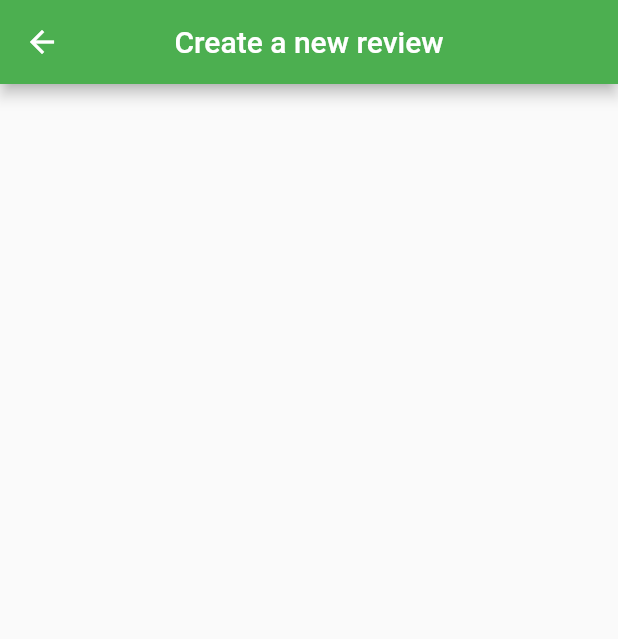
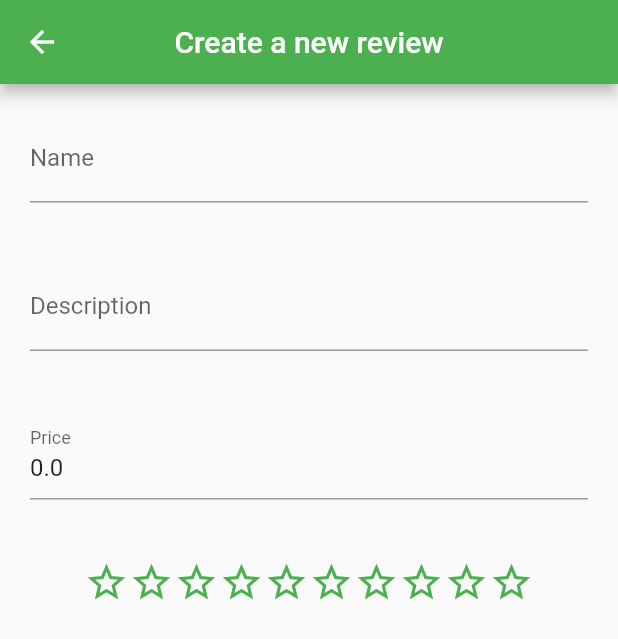
Before and after one commit to pigilwin/vegan-reviews, a Flutter app: the NewReview screen opened directly, on a phone screen of 412 x 824 dp. Shown: the top 639 px of the screen. Run offline on Flutter 3.47's test engine with Material 2 defaults, Android fonts, the phone set to English and light mode, and no system bars; our stand-ins replace bloc, equatable, firebase_auth, flutter_bloc; accounts and stored records are empty.

Commit message:
Can now set star rating

```diff
--- a/lib/reviews/components/components.dart
+++ b/lib/reviews/components/components.dart
@@ -1,2 +1,3 @@
 export './header.dart';
 export './review_editor.dart';
+export './star_rating.dart';
--- a/lib/reviews/components/review_editor.dart
+++ b/lib/reviews/components/review_editor.dart
@@ -15,8 +15,106 @@ class ReviewEditor extends StatefulWidget{
 
 class _ReviewEditorState extends State<ReviewEditor> {
 
+  TextEditingController nameController;
+  TextEditingController descriptionController;
+  TextEditingController priceController;
+  int rating;
+
+  @override
+  void initState() {
+    super.initState();
+    nameController = TextEditingController(text: widget.review.name);
+    descriptionController = TextEditingController(text: widget.review.description);
+    priceController = TextEditingController(text: widget.review.price.toString());
+    rating = widget.review.stars ?? 0;
+  }
+
   @override
   Widget build(BuildContext context) {
-    return Column();
+    return Form(
+      child: Column(
+        children: [
+           _getName(),
+           _getDescription(),
+           _getPrice(),
+           _getStars()
+        ],
+      ),
+    );
+  }
+
+  Widget _getName() {
+    return Padding(
+      padding: const EdgeInsets.all(20),
+      child: TextFormField(
+        decoration: const InputDecoration(
+          labelText: 'Name'
+        ),
+        validator: (String name) {
+          if (name.isEmpty) {
+            return "A name must be supplied";
+          }
+          return null;
+        },
+        controller: nameController,
+      ),
+    );
+  }
+
+  Widget _getDescription() {
+    return Padding(
+      padding: const EdgeInsets.all(20),
+      child: TextFormField(
+        decoration: const InputDecoration(
+          labelText: 'Description'
+        ),
+        validator: (String name) {
+          if (name.isEmpty) {
+            return "A description must be supplied";
+          }
+          return null;
+        },
+        controller: nameController,
+      ),
+    );
+  }
+
+  Widget _getPrice() {
+    return Padding(
+      padding: const EdgeInsets.all(20),
+      child: TextFormField(
+        decoration: const InputDecoration(
+          labelText: 'Price'
+        ),
+        validator: (String value) {
+          if (value.isEmpty) {
+            return "Please enter a price";
+          }
+          if (double.tryParse(value) == null) {
+            return "Please enter a valid price";
+          }
+          return null;
+        },
+        keyboardType: TextInputType.number,
+        controller: priceController,
+      ),
+    );
+  }
+
+  Widget _getStars() {
+    return Padding(
+      padding: const EdgeInsets.all(20),
+      child: StarRating(
+        canBeEditted: true,
+        onRatingChanged: (int newRating) {
+          setState(() {
+            rating = newRating;
+          });
+        },
+        stars: 10,
+        rating: rating,
+        size: 30.0,
+      ),
+    );
   }
 }
--- /dev/null
+++ b/lib/reviews/components/star_rating.dart
@@ -0,0 +1,67 @@
+import 'package:flutter/material.dart';
+
+class StarRating extends StatelessWidget {
+
+  const StarRating({
+    @required this.canBeEditted,
+    @required this.onRatingChanged,
+    @required this.rating,
+    @required this.stars,
+    @required this.size
+  });
+
+  final int stars;
+  final int rating;
+  final void Function(int rating) onRatingChanged;
+  final bool canBeEditted;
+  final double size;
+
+  @override
+  Widget build(BuildContext context) {
+    return Material(
+      color: Colors.transparent,
+      child: Wrap(
+        alignment: WrapAlignment.start,
+        spacing: 0.0,
+        children: List.generate(stars, (int index) => _buildStar(context, index)),
+      ),
+    );
+  }
+
+  Widget _buildStar(BuildContext context, int index) {
+    return GestureDetector(
+      child: _buildIcon(context, index),
+      onTap: () {
+        onRatingChanged(index + 1);
+      },
+      onHorizontalDragUpdate: (DragUpdateDetails updateDetails) {
+        final RenderBox renderBox = context.findRenderObject();
+        final Offset offset = renderBox.globalToLocal(updateDetails.globalPosition);
+        int i = offset.dx ~/ size.toInt();
+        if (i > stars) {
+          i = stars;
+        }
+        if (i < 0) {
+          i = 0;
+        }
+        onRatingChanged(i);
+      },
+    );
+  }
+
+  Widget _buildIcon(BuildContext context, int index) {
+    final Color color = Theme.of(context).primaryColor;
+
+    if (index >= rating) {
+      return Icon(Icons.star_border,
+        color: color,
+        size: size,
+      );
+    }
+
+    return Icon(Icons.star,
+      color: color,
+      size: size,
+    );
+  }
+}
--- a/lib/reviews/entities/review.dart
+++ b/lib/reviews/entities/review.dart
@@ -29,7 +29,7 @@ class Review {
   final String name;
   final String description;
   final String imagePath;
-  final double stars;
+  final int stars;
   final bool worthIt;
   final double price;
   final String supplier;
```
